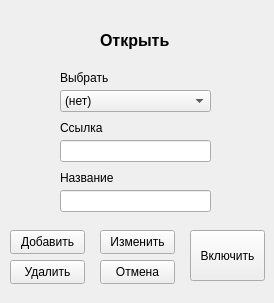
First picture: the form in my_helper/my_helper/designer_ui/music.ui, repository SmolPO/vertical, before the edit.
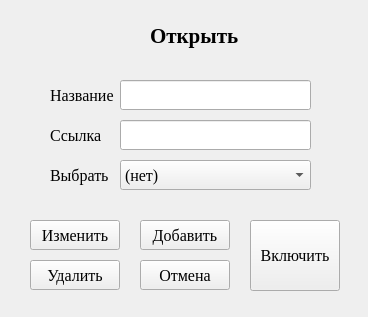
Second picture: the form after the edit.

```diff
--- a/my_helper/my_helper/designer_ui/music.ui
+++ b/my_helper/my_helper/designer_ui/music.ui
@@ -6,8 +6,8 @@
    <rect>
     <x>0</x>
     <y>0</y>
-    <width>274</width>
-    <height>303</height>
+    <width>368</width>
+    <height>317</height>
    </rect>
   </property>
   <property name="windowTitle">
@@ -16,15 +16,16 @@
   <widget class="QLabel" name="label">
    <property name="geometry">
     <rect>
-     <x>100</x>
-     <y>30</y>
-     <width>71</width>
-     <height>21</height>
+     <x>150</x>
+     <y>20</y>
+     <width>121</width>
+     <height>31</height>
     </rect>
    </property>
    <property name="font">
     <font>
-     <pointsize>12</pointsize>
+     <family>Times New Roman</family>
+     <pointsize>16</pointsize>
      <bold>true</bold>
     </font>
    </property>
@@ -35,12 +36,18 @@
   <widget class="QComboBox" name="cb_select">
    <property name="geometry">
     <rect>
-     <x>60</x>
-     <y>90</y>
-     <width>151</width>
-     <height>22</height>
+     <x>120</x>
+     <y>160</y>
+     <width>191</width>
+     <height>30</height>
     </rect>
    </property>
+   <property name="font">
+    <font>
+     <family>Times New Roman</family>
+     <pointsize>12</pointsize>
+    </font>
+   </property>
    <item>
     <property name="text">
      <string>(нет)</string>
@@ -50,22 +57,34 @@
   <widget class="QLineEdit" name="add_link">
    <property name="geometry">
     <rect>
-     <x>60</x>
-     <y>140</y>
-     <width>151</width>
-     <height>22</height>
+     <x>120</x>
+     <y>120</y>
+     <width>191</width>
+     <height>30</height>
     </rect>
    </property>
+   <property name="font">
+    <font>
+     <family>Times New Roman</family>
+     <pointsize>12</pointsize>
+    </font>
+   </property>
   </widget>
   <widget class="QLabel" name="label_2">
    <property name="geometry">
     <rect>
-     <x>60</x>
-     <y>70</y>
-     <width>49</width>
-     <height>16</height>
+     <x>50</x>
+     <y>160</y>
+     <width>71</width>
+     <height>30</height>
     </rect>
    </property>
+   <property name="font">
+    <font>
+     <family>Times New Roman</family>
+     <pointsize>12</pointsize>
+    </font>
+   </property>
    <property name="text">
     <string>Выбрать</string>
    </property>
@@ -73,12 +92,18 @@
   <widget class="QLabel" name="label_3">
    <property name="geometry">
     <rect>
-     <x>60</x>
+     <x>50</x>
      <y>120</y>
      <width>61</width>
-     <height>16</height>
+     <height>30</height>
     </rect>
    </property>
+   <property name="font">
+    <font>
+     <family>Times New Roman</family>
+     <pointsize>12</pointsize>
+    </font>
+   </property>
    <property name="text">
     <string>Ссылка</string>
    </property>
@@ -86,12 +111,18 @@
   <widget class="QPushButton" name="b_start">
    <property name="geometry">
     <rect>
-     <x>190</x>
-     <y>230</y>
-     <width>75</width>
-     <height>51</height>
+     <x>250</x>
+     <y>220</y>
+     <width>90</width>
+     <height>71</height>
     </rect>
    </property>
+   <property name="font">
+    <font>
+     <family>Times New Roman</family>
+     <pointsize>12</pointsize>
+    </font>
+   </property>
    <property name="text">
     <string>Включить</string>
    </property>
@@ -99,12 +130,18 @@
   <widget class="QPushButton" name="b_ok">
    <property name="geometry">
     <rect>
-     <x>10</x>
-     <y>230</y>
-     <width>75</width>
-     <height>24</height>
+     <x>140</x>
+     <y>220</y>
+     <width>90</width>
+     <height>30</height>
     </rect>
    </property>
+   <property name="font">
+    <font>
+     <family>Times New Roman</family>
+     <pointsize>12</pointsize>
+    </font>
+   </property>
    <property name="text">
     <string>Добавить</string>
    </property>
@@ -112,12 +149,18 @@
   <widget class="QPushButton" name="b_cancel">
    <property name="geometry">
     <rect>
-     <x>100</x>
+     <x>140</x>
      <y>260</y>
-     <width>75</width>
-     <height>24</height>
+     <width>90</width>
+     <height>30</height>
     </rect>
    </property>
+   <property name="font">
+    <font>
+     <family>Times New Roman</family>
+     <pointsize>12</pointsize>
+    </font>
+   </property>
    <property name="text">
     <string>Отмена</string>
    </property>
@@ -125,22 +168,34 @@
   <widget class="QLineEdit" name="name">
    <property name="geometry">
     <rect>
-     <x>60</x>
-     <y>190</y>
-     <width>151</width>
-     <height>22</height>
+     <x>120</x>
+     <y>80</y>
+     <width>191</width>
+     <height>30</height>
     </rect>
    </property>
+   <property name="font">
+    <font>
+     <family>Times New Roman</family>
+     <pointsize>12</pointsize>
+    </font>
+   </property>
   </widget>
   <widget class="QLabel" name="label_4">
    <property name="geometry">
     <rect>
-     <x>60</x>
-     <y>170</y>
-     <width>61</width>
-     <height>16</height>
+     <x>50</x>
+     <y>80</y>
+     <width>71</width>
+     <height>30</height>
     </rect>
    </property>
+   <property name="font">
+    <font>
+     <family>Times New Roman</family>
+     <pointsize>12</pointsize>
+    </font>
+   </property>
    <property name="text">
     <string>Название</string>
    </property>
@@ -148,12 +203,18 @@
   <widget class="QPushButton" name="b_kill">
    <property name="geometry">
     <rect>
-     <x>10</x>
+     <x>30</x>
      <y>260</y>
-     <width>75</width>
-     <height>24</height>
+     <width>90</width>
+     <height>30</height>
     </rect>
    </property>
+   <property name="font">
+    <font>
+     <family>Times New Roman</family>
+     <pointsize>12</pointsize>
+    </font>
+   </property>
    <property name="text">
     <string>Удалить</string>
    </property>
@@ -161,12 +222,18 @@
   <widget class="QPushButton" name="b_change">
    <property name="geometry">
     <rect>
-     <x>100</x>
-     <y>230</y>
-     <width>75</width>
-     <height>24</height>
+     <x>30</x>
+     <y>220</y>
+     <width>90</width>
+     <height>30</height>
     </rect>
    </property>
+   <property name="font">
+    <font>
+     <family>Times New Roman</family>
+     <pointsize>12</pointsize>
+    </font>
+   </property>
    <property name="text">
     <string>Изменить</string>
    </property>
```
